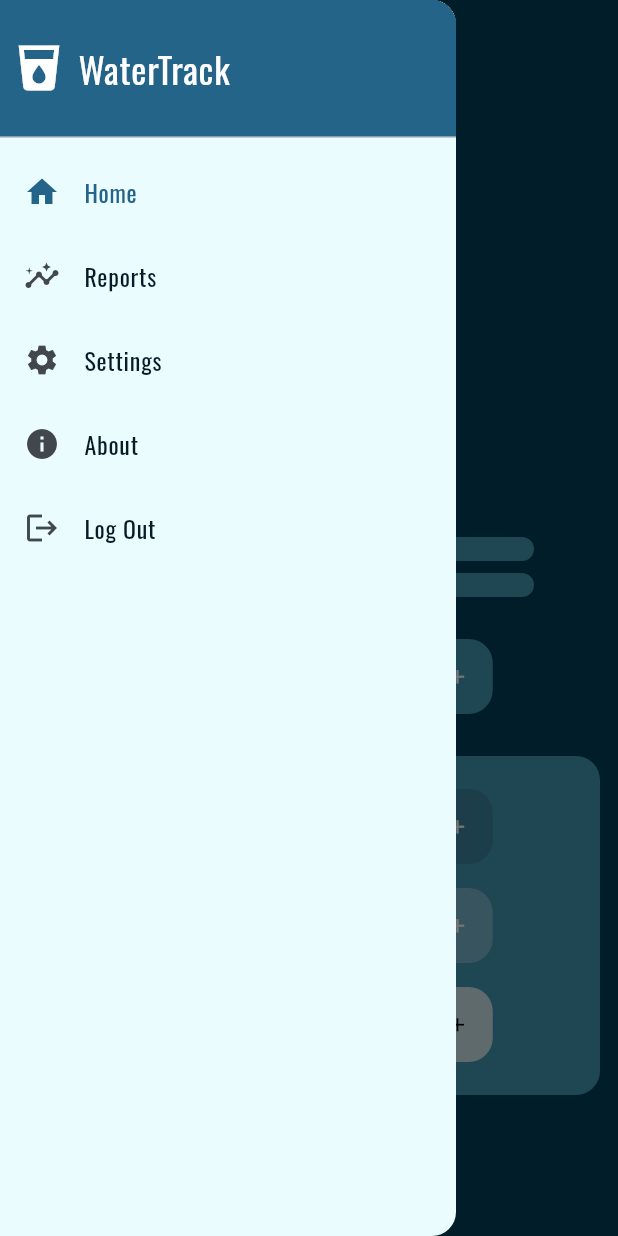
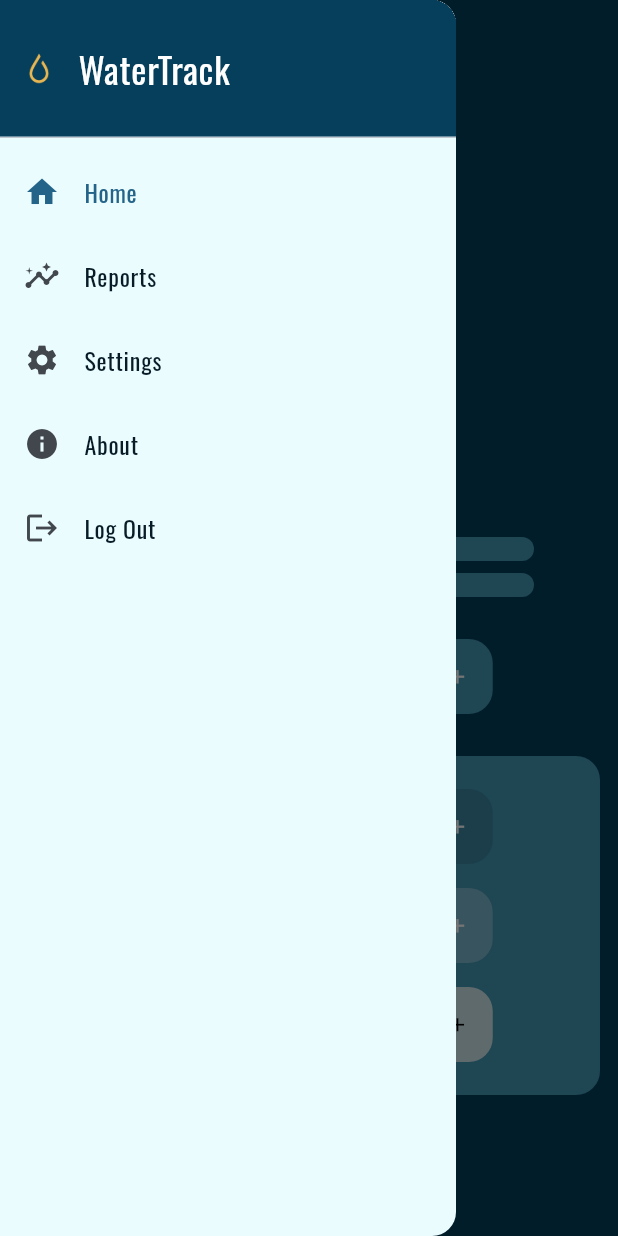
Before and after one commit to swsvindland/water_track, a Flutter app: the HomePageTablet screen opened directly, with the side drawer open, on a phone screen of 412 x 824 dp. Run offline on Flutter 3.47's test engine with Material 2 defaults, Android fonts, the phone set to English and light mode, and no system bars; drawn by our look-alikes of carousel_slider, flutter_animation_progress_bar; our stand-ins replace charts_flutter, cloud_firestore, firebase_auth, firebase_core, firebase_messaging, google_fonts and 3 more; missing offline and left inert: os_detect; accounts and stored records are empty; generated files the repository leaves out were written again; network calls fail.

Commit message:
update logo for apple devices

```diff
--- a/lib/layouts/login.dart
+++ b/lib/layouts/login.dart
@@ -40,7 +40,7 @@ class _LoginPageState extends State<LoginPage> {
               mainAxisAlignment: MainAxisAlignment.center,
               crossAxisAlignment: CrossAxisAlignment.center,
               children: <Widget>[
-                const Icon(Icons.local_drink, size: 96.0, color: Colors.white),
+                Image.asset('images/logo.png', width: 96, height: 96),
                 const SizedBox(height: 40),
                 loggingIn
                     ? const CircularProgressIndicator()
--- a/lib/widgets/navigation/navigation_drawer.dart
+++ b/lib/widgets/navigation/navigation_drawer.dart
@@ -26,13 +26,13 @@ class NavigationDrawer extends StatelessWidget {
           SizedBox(
             height: 100,
             child: DrawerHeader(
-              decoration: BoxDecoration(
-                color: Theme.of(context).primaryColor,
+              decoration: const BoxDecoration(
+                color: background,
               ),
               padding: const EdgeInsets.all(8),
               child: Row(
                 children: [
-                  const Icon(Icons.local_drink, color: Colors.white, size: 36),
+                  Image.asset('images/logo.png', width: 36, height: 36),
                   const SizedBox(width: 8),
                   Text(AppLocalizations.of(context)!.waterTrack,
                       style: const TextStyle(fontSize: 24, color: Colors.white)),
--- a/lib/widgets/navigation/side_navigation.dart
+++ b/lib/widgets/navigation/side_navigation.dart
@@ -22,7 +22,7 @@ class SideNavigation extends StatelessWidget {
           mainAxisAlignment: MainAxisAlignment.start,
           crossAxisAlignment: CrossAxisAlignment.center,
           children: [
-            const Icon(Icons.local_drink, color: primaryDark, size: 36),
+            Image.asset('images/logo-alt.png', width: 48, height: 48),
             const SizedBox(width: 16),
             Text(AppLocalizations.of(context)!.waterTrack,
                 style: const TextStyle(fontSize: 24, color: primaryDark)),
--- a/pubspec.yaml
+++ b/pubspec.yaml
@@ -69,6 +69,8 @@ flutter:
   # To add assets to your application, add an assets section, like this:
   assets:
   - images/google-logo.png
+  - images/logo.png
+  - images/logo-alt.png
   # An image asset can refer to one or more resolution-specific "variants", see
   # https://flutter.dev/assets-and-images/#resolution-aware.
   # For details regarding adding assets from package dependencies, see
```
Also changed, not shown: lib/layouts/splashscreen.dart (+4 -4 lines), images/logo-alt.png (added), images/logo.png, 32 other files.
